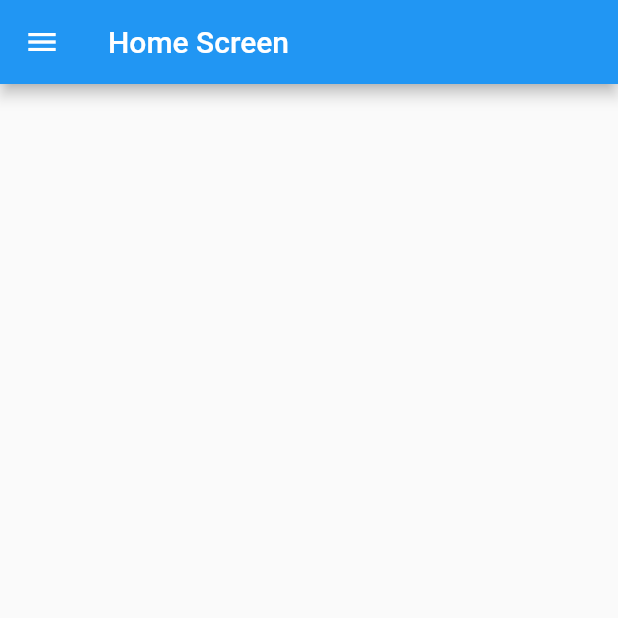
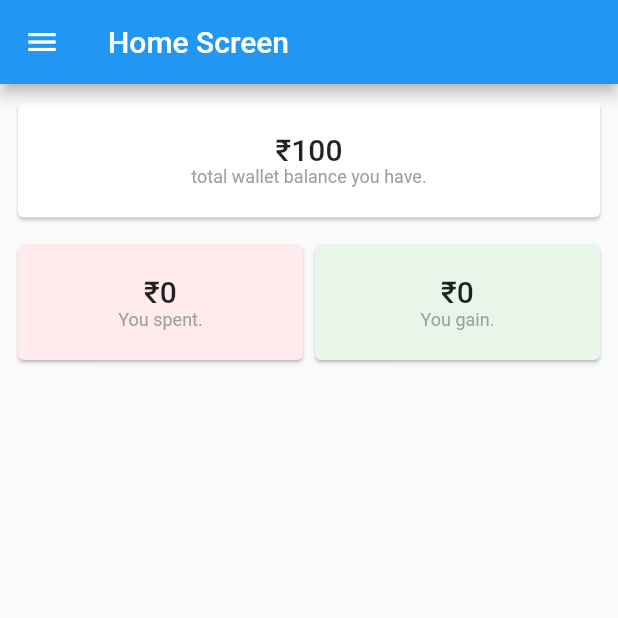
Before and after one commit to hardikgpatel/MoneyManager, a Flutter app: the screen it shows after launch, on a phone screen of 412 x 824 dp, the top half of it. Run offline on Flutter 3.47's test engine with Material 2 defaults, Android fonts, the phone set to English and light mode, and no system bars; our stand-ins replace flutter_hooks, flutter_riverpod, flutter_svg, hooks_riverpod.

Commit message:
Basic home screen design

```diff
--- a/lib/screens/home_screen.dart
+++ b/lib/screens/home_screen.dart
@@ -1,36 +1,135 @@
 import 'package:MoneyManager/model/transaction_model.dart';
 import 'package:MoneyManager/provider/transaction_provider.dart';
+import 'package:MoneyManager/provider/wallet_provider.dart';
 import 'package:MoneyManager/screens/add_transaction_screen.dart';
 import 'package:MoneyManager/screens/transaction_list_screen.dart';
 import 'package:MoneyManager/widget/app_drawer.dart';
 import 'package:flutter/material.dart';
 import 'package:flutter/services.dart';
 import 'package:flutter/widgets.dart';
+import 'package:flutter_hooks/flutter_hooks.dart';
 import 'package:flutter_riverpod/flutter_riverpod.dart';
+import 'package:hooks_riverpod/hooks_riverpod.dart';
 
-class HomeScreen extends StatefulWidget {
+class HomeScreen extends HookWidget {
   static const routeName = '/';
 
   @override
-  _HomeScreenState createState() => _HomeScreenState();
-}
+  Widget build(BuildContext context) {
+    final wallets = useProvider(walletProvider.state);
+    final transactions = useProvider(transactionProvider.state);
+    var totalAmountInHand = 0;
+    var totalExpanse= 0;
+    var totalIncome = 0;
 
-class _HomeScreenState extends State<HomeScreen> {
-  @override
-  void initState() {
-    super.initState();
-  }
+    wallets.forEach((element) {
+      totalAmountInHand += element.amount;
+    });
 
-  @override
-  Widget build(BuildContext context) {
+    transactions.forEach((element) {
+      if(element.isExpance) {
+        totalExpanse += element.amount;
+      } else {
+        totalIncome += element.amount;
+      }
+    });
+
     return Scaffold(
       appBar: AppBar(
         title: Text('Home Screen'),
       ),
       drawer: AppDrawer(),
       body: SafeArea(
-        child: Container(
-          padding: EdgeInsets.all(10.0),
+        child: Padding(
+          padding: const EdgeInsets.all(8.0),
+          child: Column(
+            children: [
+              Card(
+                child: Padding(
+                  padding: const EdgeInsets.symmetric(vertical: 20.0,),
+                  child: Column(
+                    crossAxisAlignment: CrossAxisAlignment.stretch,
+                    children: [
+                      Center(
+                        child: Text(
+                          '\u20B9${totalAmountInHand.toString()}',
+                          style: TextStyle(
+                            fontSize: 20.0,
+                            fontWeight: FontWeight.w500,
+                          ),
+                        ),
+                      ),
+                      Center(
+                        child: Text(
+                          'total wallet balance you have.',
+                          style: TextStyle(fontSize: 12, color: Colors.grey),
+                        ),
+                      ),
+                    ],
+                  ),
+                ),
+              ),
+              SizedBox(height: 10.0,),
+              Row(
+                children: [
+                  Flexible(
+                    child: Card(
+                      color: Colors.red[50],
+                      child: Padding(
+                        padding: const EdgeInsets.symmetric(vertical: 20.0, horizontal: 10.0),
+                        child: Column(
+                          children: [
+                            Center(
+                              child: Text(
+                                '\u20B9${totalExpanse.toString()}',
+                                style: TextStyle(
+                                  fontSize: 20.0,
+                                  fontWeight: FontWeight.w500,
+                                ),
+                              ),
+                            ),
+                            Center(
+                              child: Text(
+                                'You spent.',
+                                style: TextStyle(fontSize: 12, color: Colors.grey),
+                              ),
+                            ),
+                          ],
+                        ),
+                      ),
+                    ),
+                  ),
+                  Flexible(
+                    child: Card(
+                      color: Colors.green[50],
+                      child: Padding(
+                        padding: const EdgeInsets.symmetric(vertical: 20.0,horizontal: 10.0),
+                        child: Column(
+                          children: [
+                            Center(
+                              child: Text(
+                                '\u20B9${totalIncome.toString()}',
+                                style: TextStyle(
+                                  fontSize: 20.0,
+                                  fontWeight: FontWeight.w500,
+                                ),
+                              ),
+                            ),
+                            Center(
+                              child: Text(
+                                'You gain.',
+                                style: TextStyle(fontSize: 12, color: Colors.grey),
+                              ),
+                            ),
+                          ],
+                        ),
+                      ),
+                    ),
+                  ),
+                ],
+              )
+            ],
+          ),
         ),
       ),
     );
--- a/lib/screens/transaction_list_screen.dart
+++ b/lib/screens/transaction_list_screen.dart
@@ -3,8 +3,6 @@ import 'package:MoneyManager/screens/add_transaction_screen.dart';
 import 'package:MoneyManager/utils/images.dart';
 import 'package:MoneyManager/widget/ListWidget.dart';
 import 'package:MoneyManager/widget/transaction_item.dart';
-import 'package:flutter_svg/flutter_svg.dart';
-import 'package:MoneyManager/widget/timer_widget.dart';
 import 'package:flutter/material.dart';
 import 'package:flutter_hooks/flutter_hooks.dart';
 import 'package:hooks_riverpod/hooks_riverpod.dart';
--- a/lib/widget/transaction_item.dart
+++ b/lib/widget/transaction_item.dart
@@ -27,12 +27,10 @@ class TransactionItem extends StatelessWidget {
                 fontWeight: FontWeight.w500,
               ),
             ),
-            Text(
-              transaction.wallet,
-              style: TextStyle(
-                fontSize: 16,
-              ),
-            ),
+            SizedBox(height: 10,),
+            Row(
+              mainAxisAlignment: MainAxisAlignment.spaceBetween,
+              children: [
                 Text(
                   '${transaction.isExpance ? '-' : '+'}${transaction.amount.toString()}',
                   style: TextStyle(
@@ -42,14 +40,10 @@ class TransactionItem extends StatelessWidget {
                         : Colors.green,
                   ),
                 ),
-            if (transaction.description.isNotEmpty)
-              Text(
-                transaction.description,
-                style: TextStyle(
-                  color: Colors.grey,
+                TimerWidget(time: transaction.transactionDate),
+              ],
             ),
-              ),
-            TimerWidget(time: transaction.transactionDate),
+
           ],
         ),
       ),
```
Lines whose indentation alone changed are shown as unchanged.
